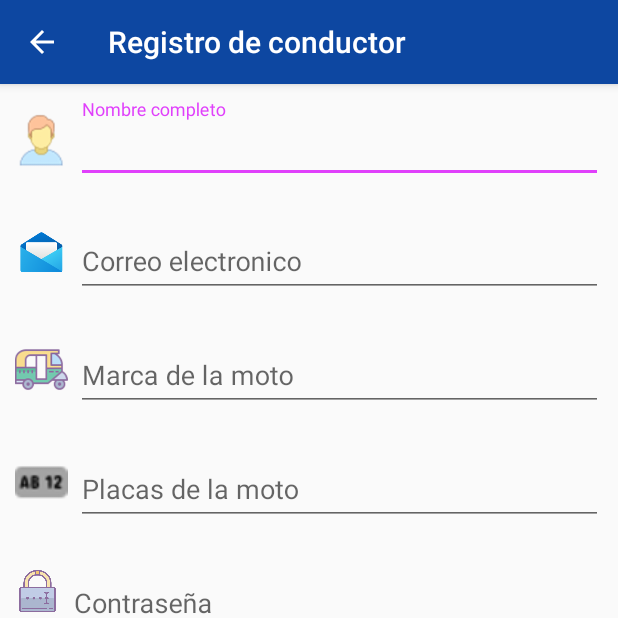
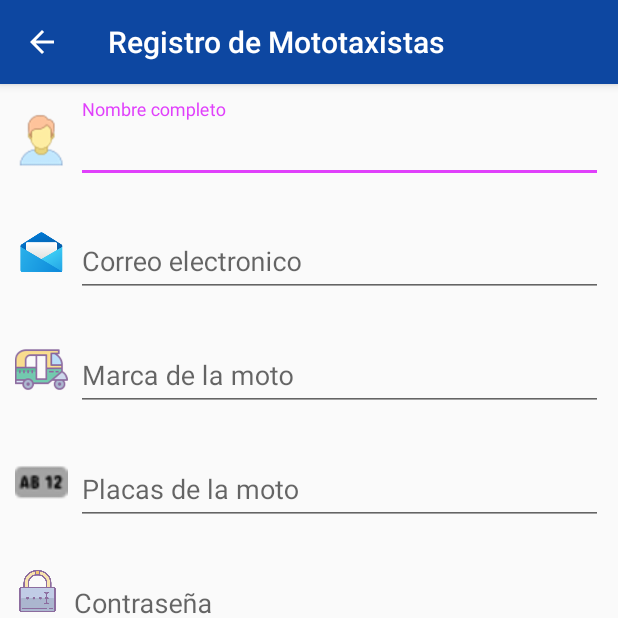
Before and after one commit to DarlingAvila/MotoTaxi, an Android app: the RegisterDriverActivity screen opened directly, with no data from a screen before it, after a tap on "REGISTRAR", on a phone screen of 412 x 824 dp, the top half of it. Run offline under Robolectric (Android 15) with nearby library versions, the phone set to English and light mode, and no system bars; our stand-ins replace Firebase (no records; nobody signed in at launch, a user with empty details on screens opened directly); libraries missing offline, so code that uses them is left out: dmax.dialog; 1 statement that could not run was skipped.

Commit message:
nueva actualizacion de los archivos mapclient

```diff
--- a/app/src/main/java/com/darling/mototaxi/activities/SelectOptionAuthActivity.java
+++ b/app/src/main/java/com/darling/mototaxi/activities/SelectOptionAuthActivity.java
@@ -48,7 +48,7 @@ public class SelectOptionAuthActivity extends AppCompatActivity {
         startActivity(intent);
     }
     private void goToRegister() {
-        String typeUser = mPref.getString("user", "");
+        String typeUser = mPref.getString("user", " ");
         if( typeUser.equals("client")){
             Intent intent = new Intent(SelectOptionAuthActivity.this, RegisterActivity.class);
             startActivity(intent);
--- a/app/src/main/java/com/darling/mototaxi/activities/driver/RegisterDriverActivity.java
+++ b/app/src/main/java/com/darling/mototaxi/activities/driver/RegisterDriverActivity.java
@@ -1,6 +1,7 @@
 package com.darling.mototaxi.activities.driver;
 
 import android.app.AlertDialog;
+import android.content.Intent;
 import android.os.Bundle;
 import android.view.View;
 import android.widget.Button;
@@ -42,8 +43,7 @@ public class RegisterDriverActivity extends AppCompatActivity {
         super.onCreate(savedInstanceState);
         setContentView(R.layout.activity_register_driver);
         //llamamos al toolbar
-
-        MyToolbar.show(this,"Registro de conductor", true);
+        MyToolbar.show(this,"Registro de Mototaxistas", true);
         //instanciamos el mauth
 
         mAuthProvider = new AuthProvider();
@@ -89,7 +89,7 @@ public class RegisterDriverActivity extends AppCompatActivity {
         }
     }
 
-    private void register(String name, String email, String password, String vehicleBrand, String vehiclePlate) {
+    private void register(final String name, String email, String password, String vehicleBrand, String vehiclePlate) {
 
         mAuthProvider.register(email,password).addOnCompleteListener(new OnCompleteListener<AuthResult>() {
             @Override
@@ -116,9 +116,10 @@ public class RegisterDriverActivity extends AppCompatActivity {
             public void onComplete(@NonNull Task<Void> task) {
                 if(task.isSuccessful()){
 
-                    Toast.makeText(RegisterDriverActivity.this, "El registro se realizo existosamente", Toast.LENGTH_SHORT).show();
-
-
+                    //Toast.makeText(RegisterDriverActivity.this, "El registro se realizo existosamente", Toast.LENGTH_SHORT).show();
+                    Intent intent = new Intent(RegisterDriverActivity.this, MapDriverActivity.class);
+                    intent.addFlags(Intent.FLAG_ACTIVITY_NEW_TASK | Intent.FLAG_ACTIVITY_CLEAR_TASK);
+                    startActivity(intent);
                 }
                 else{
                     Toast.makeText(RegisterDriverActivity.this, "No se pudo crear el cliente", Toast.LENGTH_SHORT).show();
--- a/app/src/main/java/com/darling/mototaxi/providers/DriverProvider.java
+++ b/app/src/main/java/com/darling/mototaxi/providers/DriverProvider.java
@@ -10,7 +10,7 @@ public class DriverProvider {
     DatabaseReference mDatabase;
 
     public  DriverProvider(){
-        mDatabase = FirebaseDatabase.getInstance().getReference().child("users").child("clients");
+        mDatabase = FirebaseDatabase.getInstance().getReference().child("users").child("drivers");
     }
     public Task<Void> create(Driver driver){
         return mDatabase.child(driver.getId()).setValue(driver);
--- a/app/src/main/res/layout/activity_register_driver.xml
+++ b/app/src/main/res/layout/activity_register_driver.xml
@@ -7,7 +7,9 @@
     android:fitsSystemWindows="true"
     tools:context=".activities.driver.RegisterDriverActivity">
 
-  <include layout="@layout/action_bar_toollbar"/>
+  <include layout="@layout/action_bar_toollbar">
+
+  </include>
 
   <LinearLayout
       android:layout_width="match_parent"
```
Also changed, not shown: app/src/main/AndroidManifest.xml (+6 -5 lines), app/src/main/java/com/darling/mototaxi/activities/LoginActivity.java (+20 -4 lines), app/src/main/java/com/darling/mototaxi/activities/client/MapClientActivity.java (added, +16 -0 lines), app/src/main/java/com/darling/mototaxi/activities/client/RegisterActivity.java (+5 -3 lines), app/src/main/java/com/darling/mototaxi/activities/driver/MapDriverActivity.java (added, +16 -0 lines), app/src/main/res/layout/activity_map_client.xml (added, +18 -0 lines), app/src/main/res/layout/activity_map_driver.xml (added, +17 -0 lines).
